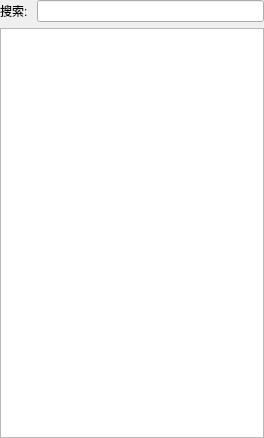
The window that project/src/fend/uimain/uibucketslistwidget.ui (afeiyoo/CosBrowser-Qt) describes before a commit, drawn with Qt 5.
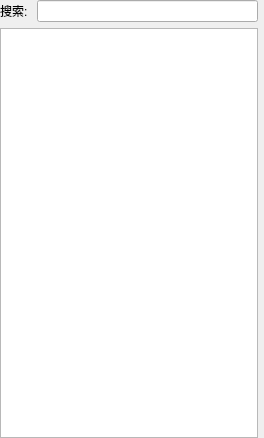
The same window after the commit. Custom widgets are drawn as their Qt base class.

What changed in the file:
```diff
--- a/project/src/fend/uimain/uibucketslistwidget.ui
+++ b/project/src/fend/uimain/uibucketslistwidget.ui
@@ -21,7 +21,7 @@
     <number>0</number>
    </property>
    <property name="rightMargin">
-    <number>0</number>
+    <number>6</number>
    </property>
    <property name="bottomMargin">
     <number>0</number>
```
